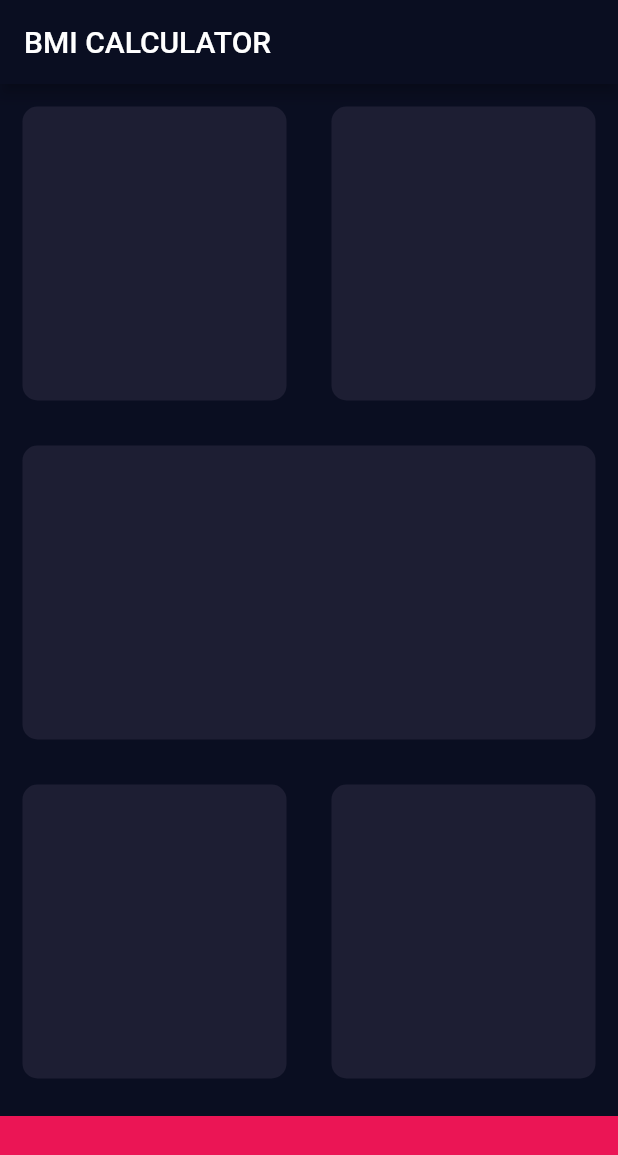
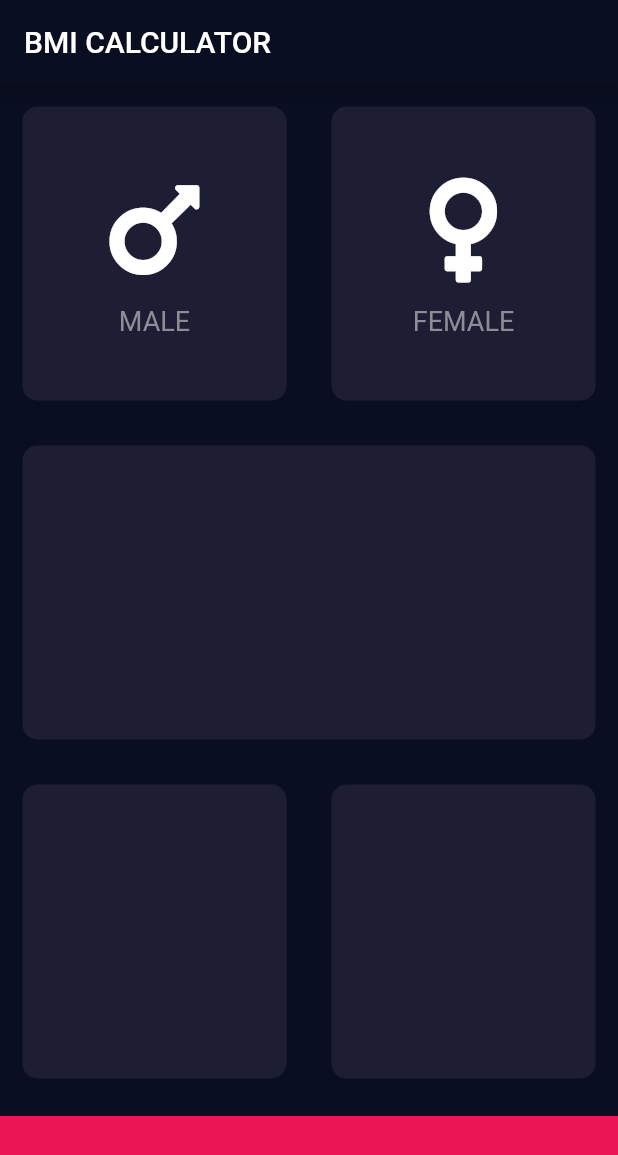
Before and after one commit to katratzi/bmi-flutter, a Flutter app: the screen it shows after launch, on a phone screen of 412 x 824 dp. Shown: the top 1155 px of the screen. Run offline on Flutter 3.47's test engine with Material 2 defaults, Android fonts, the phone set to English and light mode, and no system bars; our stand-ins replace font_awesome_flutter.

Commit message:
import font_awesome package created an IconContentWidget for the top cards

```diff
--- a/lib/input_page.dart
+++ b/lib/input_page.dart
@@ -1,4 +1,5 @@
 import 'package:flutter/material.dart';
+import 'package:font_awesome_flutter/font_awesome_flutter.dart';
 
 const bottomContainerHeight = 80.0;
 const activeCardColour = Color(0xff1d1e33);
@@ -21,8 +22,18 @@ class _InputPageState extends State<InputPage> {
           Expanded(
             child: Row(
               children: <Widget>[
-                Expanded(child: ReusableCard(colour: activeCardColour)),
-                Expanded(child: ReusableCard(colour: activeCardColour)),
+                Expanded(
+                    child: ReusableCard(
+                  colour: activeCardColour,
+                  cardChild: IconContentWidget(
+                      iconData: FontAwesomeIcons.mars, text: 'MALE'),
+                )),
+                Expanded(
+                    child: ReusableCard(
+                  colour: activeCardColour,
+                  cardChild: IconContentWidget(
+                      iconData: FontAwesomeIcons.venus, text: 'FEMALE'),
+                )),
               ],
             ),
           ),
@@ -47,14 +58,40 @@ class _InputPageState extends State<InputPage> {
   }
 }
 
+class IconContentWidget extends StatelessWidget {
+  final IconData iconData;
+  final String text;
+
+  const IconContentWidget({@required this.iconData, @required this.text});
+
+  @override
+  Widget build(BuildContext context) {
+    return Column(
+      mainAxisAlignment: MainAxisAlignment.center,
+      children: <Widget>[
+        Icon(iconData, size: 80.0),
+        SizedBox(
+          height: 10.0,
+        ),
+        Text(
+          text,
+          style: TextStyle(color: Color(0xff8d8d98), fontSize: 18.0),
+        )
+      ],
+    );
+  }
+}
+
 class ReusableCard extends StatelessWidget {
   final Color colour;
+  final Widget cardChild;
 
-  ReusableCard({@required this.colour});
+  ReusableCard({@required this.colour, this.cardChild});
 
   @override
   Widget build(BuildContext context) {
     return Container(
+      child: cardChild,
       margin: EdgeInsets.all(15.0),
       decoration: BoxDecoration(
         color: colour,
--- a/pubspec.yaml
+++ b/pubspec.yaml
@@ -11,6 +11,7 @@ dependencies:
     sdk: flutter
 
   cupertino_icons: ^0.1.2
+  font_awesome_flutter: ^8.8.1
 
 dev_dependencies:
   flutter_test:
```
